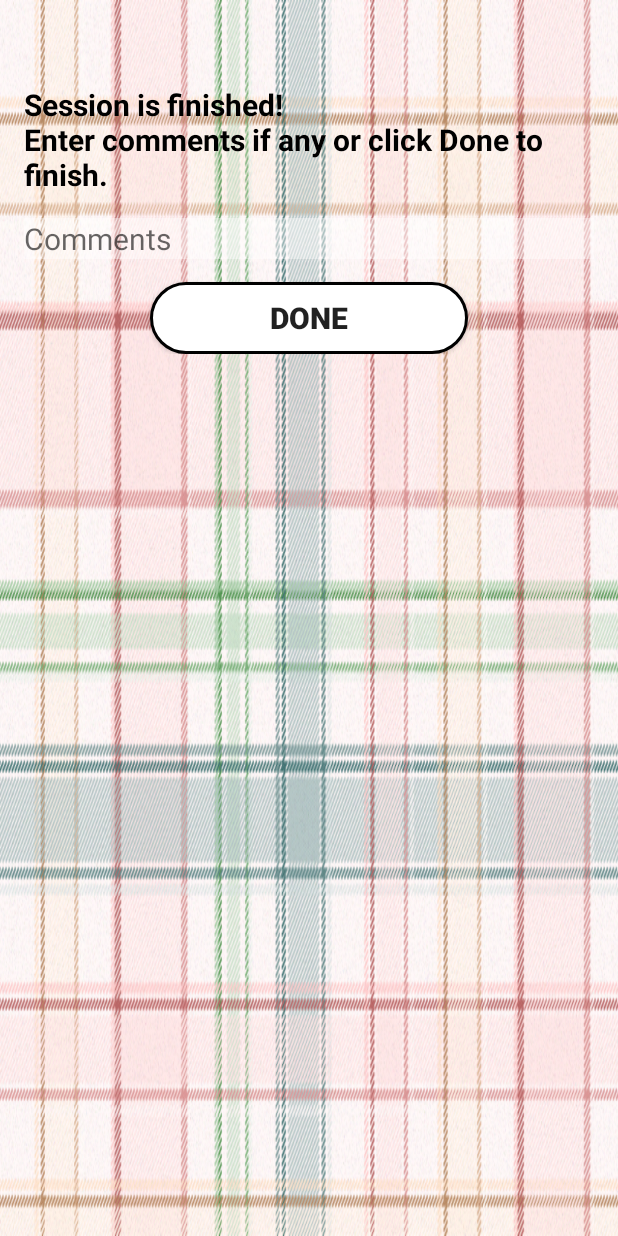
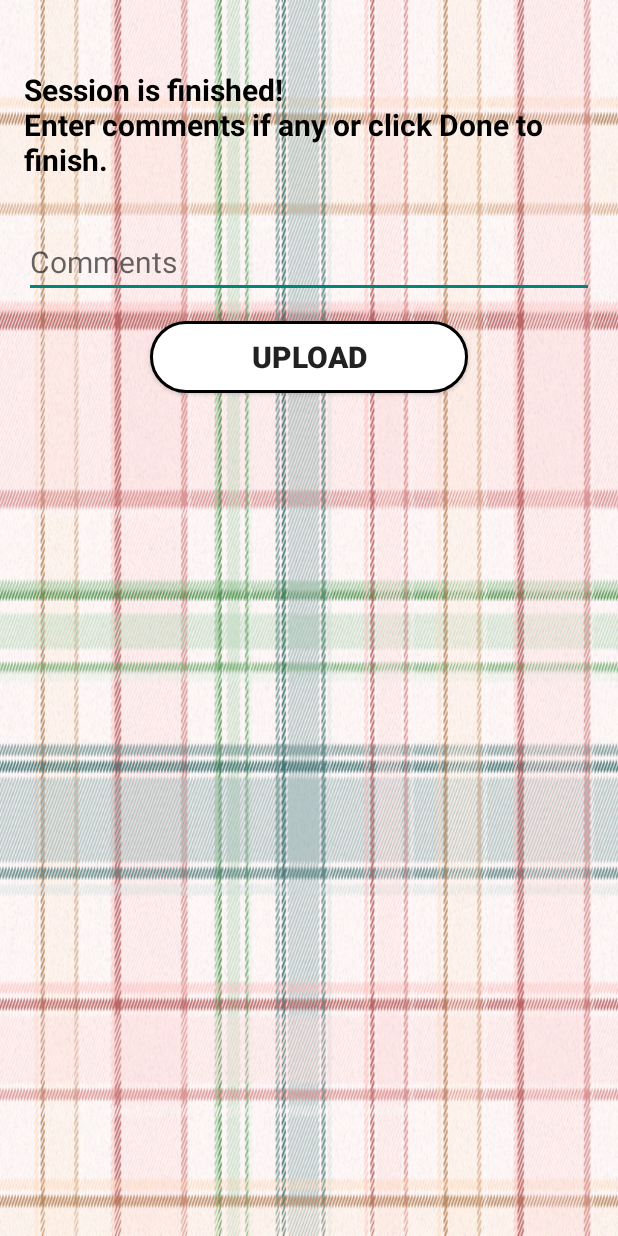
Before and after one commit to yesjessn/delta, an Android app: the layout activity_done_session.xml on its own in the app's theme, with its tools: preview values and no code run, on a phone screen of 412 x 824 dp. Run offline under Robolectric (Android 15) with nearby library versions, the phone set to English and light mode, and no system bars.

```diff
--- a/app/src/main/java/phoenix/delta/Block.java
+++ b/app/src/main/java/phoenix/delta/Block.java
@@ -19,7 +19,7 @@ public class Block implements Serializable {
     }
 
     public boolean allWait() {
-        for (int i = 2; i < trials.size(); i++) {
+        for (int i = 2; i < trials.size(); i++) { //start at 2 to skip the first two forced trials
         Trial t = trials.get(i);
             if (t.getChoice() == ScheduleChoice.INSTANT_GAME_ACCESS){
                 return false;
--- a/app/src/main/java/phoenix/delta/SessionType.java
+++ b/app/src/main/java/phoenix/delta/SessionType.java
@@ -24,6 +24,7 @@ public enum SessionType {
         @Override
         public long getDelay(long initDelay, long delayChange, float adjustment, ArrayList<Block> completedBlocks) {
             return 0;
+            //TODO: calculate delay here
         }
     };
 
--- a/app/src/main/res/layout/activity_done_session.xml
+++ b/app/src/main/res/layout/activity_done_session.xml
@@ -1,4 +1,6 @@
-<ScrollView xmlns:android="http://schemas.android.com/apk/res/android"
+<LinearLayout
+        android:orientation="vertical"
+        xmlns:android="http://schemas.android.com/apk/res/android"
         xmlns:tools="http://schemas.android.com/tools"
         android:layout_width="match_parent"
         android:layout_height="match_parent"
@@ -10,16 +12,11 @@
         tools:context="phoenix.delta.DoneSessionActivity"
         android:background="@drawable/bg">
 
-
-    <LinearLayout
-        android:orientation="vertical"
-        android:layout_width="match_parent"
-        android:layout_height="match_parent">
-
         <TextView
             android:layout_width="wrap_content"
             android:layout_height="wrap_content"
-            android:layout_marginTop="40dp"
+            android:layout_marginTop="30dp"
+            android:layout_marginBottom="15dp"
             android:text="@string/prompt_done"
             android:id="@+id/prompt"
             android:layout_gravity="center_horizontal"
@@ -30,23 +27,21 @@
         <EditText
             android:layout_width="wrap_content"
             android:layout_height="wrap_content"
+            android:layout_marginBottom="15dp"
             android:id="@+id/comments"
             android:hint="@string/enter_comments_here"
             android:layout_gravity="center_horizontal"
             android:textSize="20sp"
             android:ems="20"
-            android:background="#64ffffff"
             android:layout_marginTop="15dp"/>
 
         <Button
             android:layout_width="212dp"
             android:layout_height="wrap_content"
-            android:text="@string/done"
-            android:id="@+id/done_btn"
+            android:text="@string/upload"
+            android:id="@+id/upload_btn"
             android:layout_gravity="center_horizontal"
             android:background="@drawable/white_button"
             android:textStyle="bold"
-            android:textSize="20sp"
-            android:layout_marginTop="15dp"/>
+            android:textSize="20sp"/>
     </LinearLayout>
-</ScrollView>
--- a/app/src/main/res/values/strings.xml
+++ b/app/src/main/res/values/strings.xml
@@ -100,6 +100,10 @@
     <!--Done Session Activity-->
     <string name="prompt_done">Session is finished!\nEnter comments if any or click Done to finish.</string>
     <string name="enter_comments_here">Comments</string>
+    <!--Done File Upload Activity-->>
+    <string name="title_activity_done_file_upload">DoneFileUploadActivity</string>
+    <string name="upload_done">File upload is successfully completed..</string>
+    <string name="flagged">Participant is flagged.\nPlease inform participant.</string>
 
     <!--Fruit Ninja-->
     <string name="game2_name">Fruit Ninja</string>
```
Also changed, not shown: app/src/main/AndroidManifest.xml (+5 -4 lines), app/src/main/java/phoenix/delta/DoneFileUpload.java (added, +48 -0 lines), app/src/main/java/phoenix/delta/DoneSessionActivity.java (+5 -5 lines), app/src/main/java/phoenix/delta/Procedure.java (+21 -3 lines), app/src/main/java/phoenix/delta/Session.java (+9 -11 lines), app/src/main/res/layout/activity_done_file_upload.xml (added, +47 -0 lines). Lines whose indentation alone changed are shown as unchanged.
